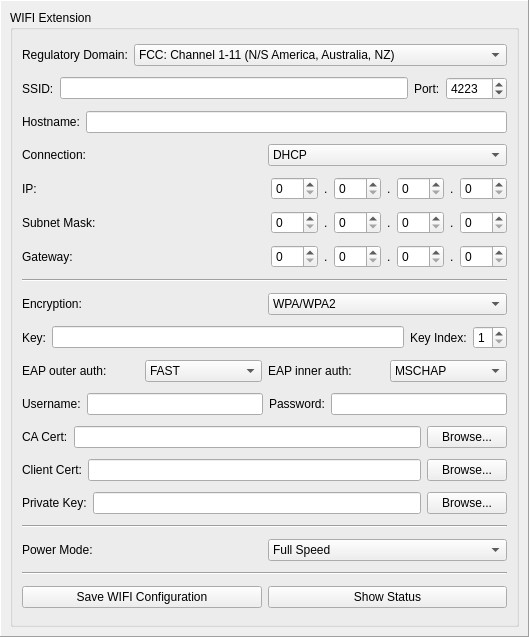
The window that src/brickv/plugin_system/plugins/master/ui/wifi.ui (Tinkerforge/brickv) describes before a commit, drawn with Qt 5.
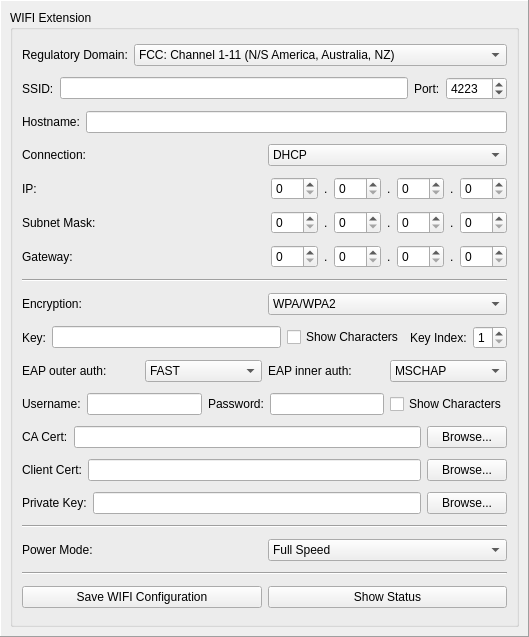
The same window after the commit.

Commit message:
wifi: Show password/key with * characters by default
Add a checkbox to switch between password and normal echo mode for
the password and key QLineEdit.

Diff of the .ui file:
```diff
--- a/src/brickv/plugin_system/plugins/master/ui/wifi.ui
+++ b/src/brickv/plugin_system/plugins/master/ui/wifi.ui
@@ -489,6 +489,13 @@
              </property>
             </widget>
            </item>
+           <item>
+            <widget class="QCheckBox" name="wifi_key_show">
+             <property name="text">
+              <string>Show Characters</string>
+             </property>
+            </widget>
+           </item>
            <item>
             <widget class="QLabel" name="wifi_key_index_label">
              <property name="text">
@@ -594,6 +601,13 @@
              </property>
             </widget>
            </item>
+           <item>
+            <widget class="QCheckBox" name="wifi_password_show">
+             <property name="text">
+              <string>Show Characters</string>
+             </property>
+            </widget>
+           </item>
           </layout>
          </item>
          <item>
```
Left out of the diff: 37 changed lines with no effect on the pictures. The commit also changes 1 other file.
